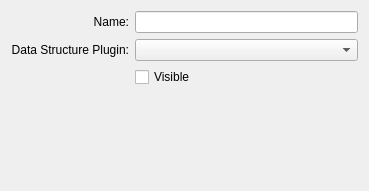
This is src/Interface/DataStructurePage.ui in KDE/rocs as Qt 5 draws it before an edit. The edited form follows.
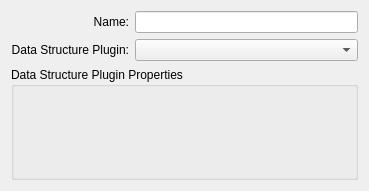
This is the edited form. Custom widgets are drawn as their Qt base class.

Commit message: Add data structure plugin extra properties to property dialog.

The edit to the form file:
```diff
--- a/src/Interface/DataStructurePage.ui
+++ b/src/Interface/DataStructurePage.ui
@@ -13,6 +13,9 @@
   <layout class="QGridLayout" name="gridLayout">
    <item row="0" column="0">
     <layout class="QGridLayout" name="gridLayout_2">
+     <item row="2" column="1">
+      <widget class="KComboBox" name="dataStructurePlugin"/>
+     </item>
      <item row="0" column="0">
       <widget class="QLabel" name="nameLabel">
        <property name="text">
@@ -42,17 +45,16 @@
        </property>
       </widget>
      </item>
-     <item row="2" column="1">
-      <widget class="KComboBox" name="dataStructurePlugin"/>
-     </item>
-     <item row="3" column="1">
-      <widget class="QCheckBox" name="dataStructureVisible">
-       <property name="text">
-        <string>Visible</string>
-       </property>
-      </widget>
-     </item>
     </layout>
+   </item>
+   <item row="1" column="0">
+    <widget class="QGroupBox" name="groupBox">
+     <property name="title">
+      <string>Data Structure Plugin Properties</string>
+     </property>
+     <layout class="QGridLayout" name="gridLayout_3">
+      <item row="0" column="0">
+       <widget class="QWidget" name="pluginExtraProperties" native="true"/>
    </item>
    <item row="1" column="0">
     <spacer name="verticalSpacer">
@@ -66,6 +68,9 @@
       </size>
      </property>
     </spacer>
+      </item>
+     </layout>
+    </widget>
    </item>
   </layout>
  </widget>
```
Lines whose indentation alone changed are shown as unchanged. The commit also changes 1 other file.
